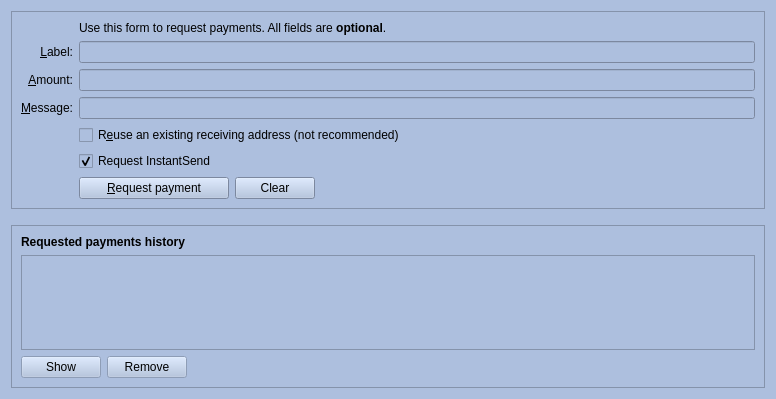
The window that src/qt/forms/receivecoinsdialog.ui (pyrkcommunity/pyrk) describes before a commit, drawn with Qt 5.
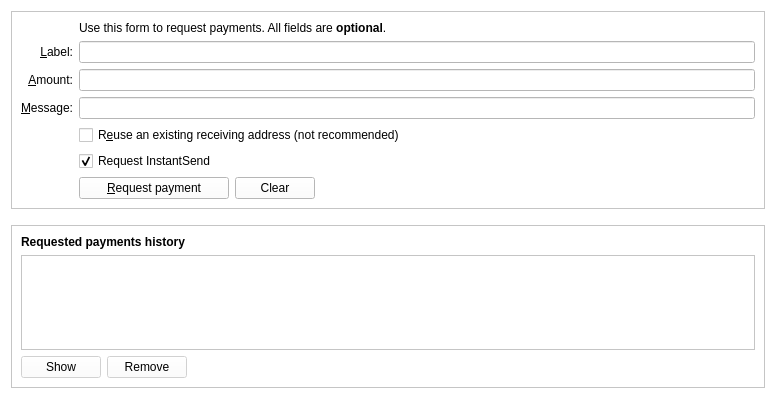
The same window after the commit. Custom widgets are drawn as their Qt base class.

```diff
--- a/src/qt/forms/receivecoinsdialog.ui
+++ b/src/qt/forms/receivecoinsdialog.ui
@@ -11,7 +11,7 @@
    </rect>
   </property>
   <property name="styleSheet">
-   <string notr="true">background-color: rgb(173, 191, 222);
+   <string notr="true">background-color: rgb(255, 255, 255);
 color: rgb(0, 0, 0);</string>
   </property>
   <layout class="QVBoxLayout" name="verticalLayout" stretch="0,0,1">
```
